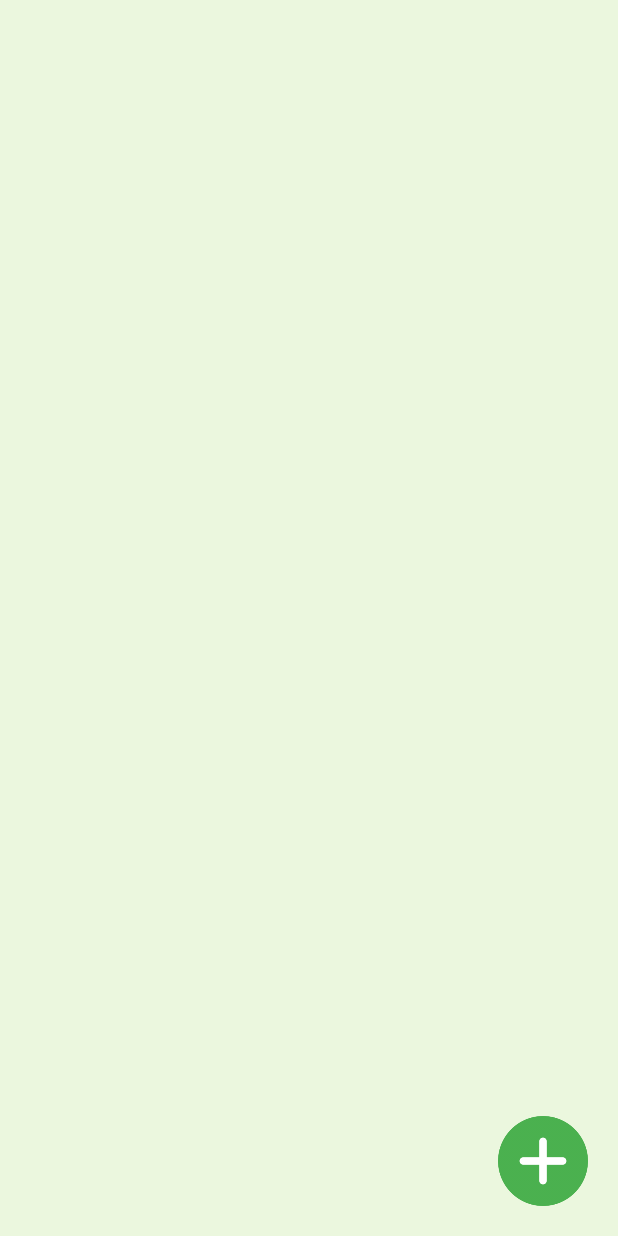
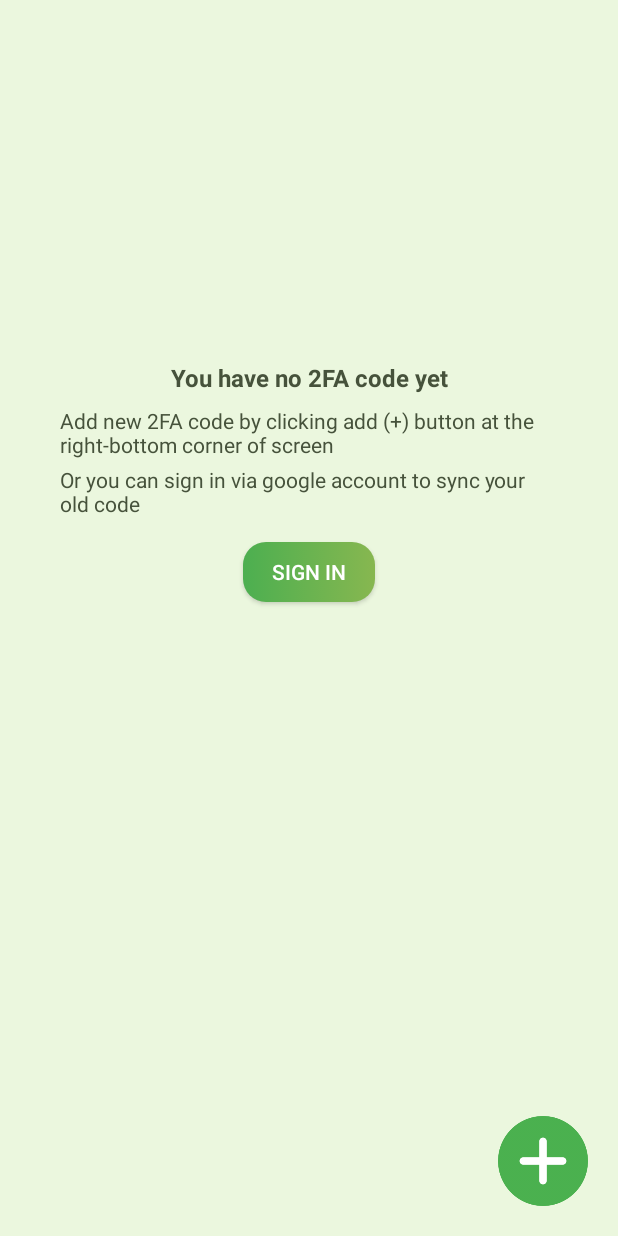
Before and after one commit to quanguefa23/Anthenticator-Java-Android, an Android app: the layout activity_authenticator.xml on its own in the app's theme, with its tools: preview values and no code run, on a phone screen of 412 x 824 dp. Run offline under Robolectric (Android 15) with nearby library versions, the phone set to English and light mode, and no system bars.

Commit message:
[u] update view code and countdown function

```diff
--- a/app/src/main/java/com/za/androidauthenticator/adapters/AuthCodeAdapter.java
+++ b/app/src/main/java/com/za/androidauthenticator/adapters/AuthCodeAdapter.java
@@ -68,7 +68,9 @@ public class AuthCodeAdapter extends RecyclerView.Adapter<AuthCodeAdapter.ViewHo
         final DiffUtil.DiffResult diffResult = DiffUtil.calculateDiff(diffCallback);
 
         listCodes.clear();
-        listCodes.addAll(newListCodes);
+
+        if (newListCodes != null)
+            listCodes.addAll(newListCodes);
         diffResult.dispatchUpdatesTo(this);
     }
 
--- a/app/src/main/java/com/za/androidauthenticator/data/repository/UserRepository.java
+++ b/app/src/main/java/com/za/androidauthenticator/data/repository/UserRepository.java
@@ -13,7 +13,8 @@ public class UserRepository {
     private final UserRemoteDataSource userRemoteDataSource;
 
     @Inject
-    public UserRepository(UserLocalDataSource userLocalDataSource, UserRemoteDataSource userRemoteDataSource) {
+    public UserRepository(UserLocalDataSource userLocalDataSource,
+                          UserRemoteDataSource userRemoteDataSource) {
         this.userLocalDataSource = userLocalDataSource;
         this.userRemoteDataSource = userRemoteDataSource;
     }
--- /dev/null
+++ b/app/src/main/res/drawable/button_custom.xml
@@ -0,0 +1,6 @@
+<?xml version="1.0" encoding="utf-8"?>
+<selector xmlns:android="http://schemas.android.com/apk/res/android">
+    <item android:drawable="@drawable/button_press"
+        android:state_pressed="true"/>
+    <item android:drawable="@drawable/button_normal"/>
+</selector>
--- /dev/null
+++ b/app/src/main/res/drawable/button_normal.xml
@@ -0,0 +1,7 @@
+<?xml version="1.0" encoding="utf-8"?>
+<shape android:shape="rectangle"
+xmlns:android="http://schemas.android.com/apk/res/android">
+    <corners android:radius="15dp"/>
+    <gradient android:startColor="@color/green"
+        android:endColor="@color/colorPrimary"/>
+</shape>
--- /dev/null
+++ b/app/src/main/res/drawable/button_press.xml
@@ -0,0 +1,7 @@
+<?xml version="1.0" encoding="utf-8"?>
+<shape android:shape="rectangle"
+    xmlns:android="http://schemas.android.com/apk/res/android">
+    <corners android:radius="15dp"/>
+    <gradient android:startColor="@color/colorPrimary"
+        android:endColor="@color/green"/>
+</shape>
--- a/app/src/main/res/layout/activity_authenticator.xml
+++ b/app/src/main/res/layout/activity_authenticator.xml
@@ -1,6 +1,11 @@
 <?xml version="1.0" encoding="utf-8"?>
-<androidx.constraintlayout.motion.widget.MotionLayout xmlns:android="http://schemas.android.com/apk/res/android"
-    xmlns:app="http://schemas.android.com/apk/res-auto"
+<FrameLayout
+    android:layout_height="match_parent"
+    android:layout_width="match_parent"
+    xmlns:android="http://schemas.android.com/apk/res/android"
+    xmlns:app="http://schemas.android.com/apk/res-auto">
+
+    <androidx.constraintlayout.motion.widget.MotionLayout
         android:layout_width="match_parent"
         android:layout_height="match_parent"
         app:layoutDescription="@xml/activity_authenticator_scene">
@@ -12,10 +17,9 @@
             android:background="@color/background"
             app:layout_constraintBottom_toBottomOf="parent"
             app:layout_constraintEnd_toEndOf="parent"
-        app:layout_constraintHorizontal_bias="0.0"
             app:layout_constraintStart_toStartOf="parent"
-        app:layout_constraintTop_toTopOf="parent"
-        app:layout_constraintVertical_bias="0.0" />
+            app:layout_constraintTop_toTopOf="parent" />
+
 
         <FrameLayout
             android:clickable="true"
@@ -83,3 +87,64 @@
 
 
     </androidx.constraintlayout.motion.widget.MotionLayout>
+
+    <androidx.constraintlayout.widget.ConstraintLayout
+        android:id="@+id/emptyView"
+        android:layout_width="match_parent"
+        android:layout_height="match_parent">
+
+        <TextView
+            android:id="@+id/textView6"
+            android:layout_width="0dp"
+            android:layout_height="wrap_content"
+            android:layout_marginTop="4dp"
+            android:text="@string/or_you_can_sign_in_via_google_account_to_sync_your_old_code"
+            android:textColor="@color/textColor"
+            android:textSize="14sp"
+            app:layout_constraintEnd_toEndOf="@+id/textView2"
+            app:layout_constraintHorizontal_bias="0.0"
+            app:layout_constraintStart_toStartOf="@+id/textView2"
+            app:layout_constraintTop_toBottomOf="@+id/textView2" />
+
+        <TextView
+            android:id="@+id/textView2"
+            android:layout_width="0dp"
+            android:layout_height="wrap_content"
+            android:layout_marginStart="40dp"
+            android:layout_marginTop="8dp"
+            android:layout_marginEnd="40dp"
+            android:text="@string/add_new_2fa_code_by_clicking"
+            android:textColor="@color/textColor"
+            android:textSize="14sp"
+            app:layout_constraintEnd_toEndOf="parent"
+            app:layout_constraintStart_toStartOf="parent"
+            app:layout_constraintTop_toBottomOf="@+id/textView" />
+
+        <TextView
+            android:id="@+id/textView"
+            android:layout_width="wrap_content"
+            android:layout_height="wrap_content"
+            android:text="@string/you_have_no_2fa_code_yet"
+            android:textColor="@color/textColor"
+            android:textSize="16sp"
+            android:textStyle="bold"
+            app:layout_constraintBottom_toBottomOf="parent"
+            app:layout_constraintEnd_toEndOf="parent"
+            app:layout_constraintStart_toStartOf="parent"
+            app:layout_constraintTop_toTopOf="parent"
+            app:layout_constraintVertical_bias="0.3" />
+
+        <Button
+            android:textSize="14sp"
+            android:textColor="@color/white"
+            android:background="@drawable/button_custom"
+            android:id="@+id/signInButton"
+            android:layout_width="wrap_content"
+            android:layout_height="40dp"
+            android:layout_marginTop="16dp"
+            android:text="@string/sign_in"
+            app:layout_constraintEnd_toEndOf="parent"
+            app:layout_constraintStart_toStartOf="parent"
+            app:layout_constraintTop_toBottomOf="@+id/textView6" />
+    </androidx.constraintlayout.widget.ConstraintLayout>
+</FrameLayout>
--- a/app/src/main/res/layout/activity_detail_code.xml
+++ b/app/src/main/res/layout/activity_detail_code.xml
@@ -10,6 +10,7 @@
     </data>
 
     <androidx.constraintlayout.widget.ConstraintLayout
+        android:isScrollContainer="true"
         android:id="@+id/container"
         android:layout_width="match_parent"
         android:layout_height="match_parent"
@@ -18,7 +19,7 @@
         <FrameLayout
             android:id="@+id/frameLayout"
             android:layout_width="match_parent"
-            android:layout_height="164dp"
+            android:layout_height="148dp"
             android:background="@color/colorPrimary"
             app:layout_constraintEnd_toEndOf="parent"
             app:layout_constraintStart_toStartOf="parent"
@@ -113,7 +114,7 @@
             android:layout_height="wrap_content"
             android:layout_marginTop="4dp"
             android:layout_marginEnd="32dp"
-            android:text="@string/you_can_use_the_one_time_password_codes_generated_by_this_app_to_verify_your_sign_ins"
+            android:text="@string/you_can_use_the_one_time_password_codes"
             android:textColor="@color/textColor"
             android:textSize="14sp"
             app:layout_constraintEnd_toEndOf="parent"
--- a/app/src/main/res/values/strings.xml
+++ b/app/src/main/res/values/strings.xml
@@ -15,7 +15,11 @@
     <string name="scan_a_qr_code">Scan a QR code</string>
     <string name="enter_a_setup_key">Enter a setup key</string>
     <string name="one_time_passwords_enabled">One-time passwords enabled</string>
-    <string name="you_can_use_the_one_time_password_codes_generated_by_this_app_to_verify_your_sign_ins">You can use the one-time password codes generated by this app to verify your sign-ins</string>
+    <string name="you_can_use_the_one_time_password_codes">You can use the one-time password codes generated by this app to verify your sign-ins</string>
     <string name="one_time_password_code">One-time password code</string>
     <string name="remove_account">Remove account</string>
+    <string name="add_new_2fa_code_by_clicking">Add new 2FA code by clicking add (+) button at the right-bottom corner of screen</string>
+    <string name="sign_in">Sign In</string>
+    <string name="you_have_no_2fa_code_yet">You have no 2FA code yet</string>
+    <string name="or_you_can_sign_in_via_google_account_to_sync_your_old_code">Or you can sign in via google account to sync your old code</string>
 </resources>
```
Also changed, not shown: app/src/main/java/com/za/androidauthenticator/utils/SingleTaskExecutor.java (added, +23 -0 lines), app/src/main/java/com/za/androidauthenticator/viewmodels/DetailCodeViewModel.java (+100 -3 lines), app/src/main/java/com/za/androidauthenticator/views/activities/AuthenticatorActivity.java (+6 -1 lines), app/src/main/java/com/za/androidauthenticator/views/activities/DetailCodeActivity.java (+4 -43 lines), app/src/main/res/layout/content_authcodes_row.xml (renamed from app/src/main/res/layout/layout_authcodes_row.xml). Lines whose indentation alone changed are shown as unchanged.
